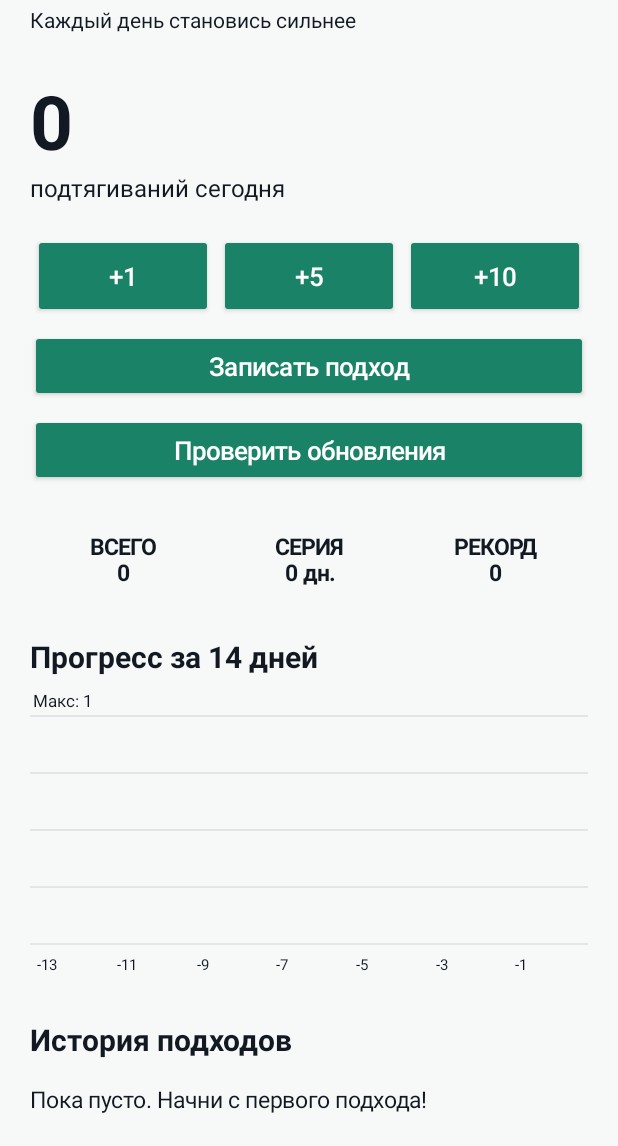
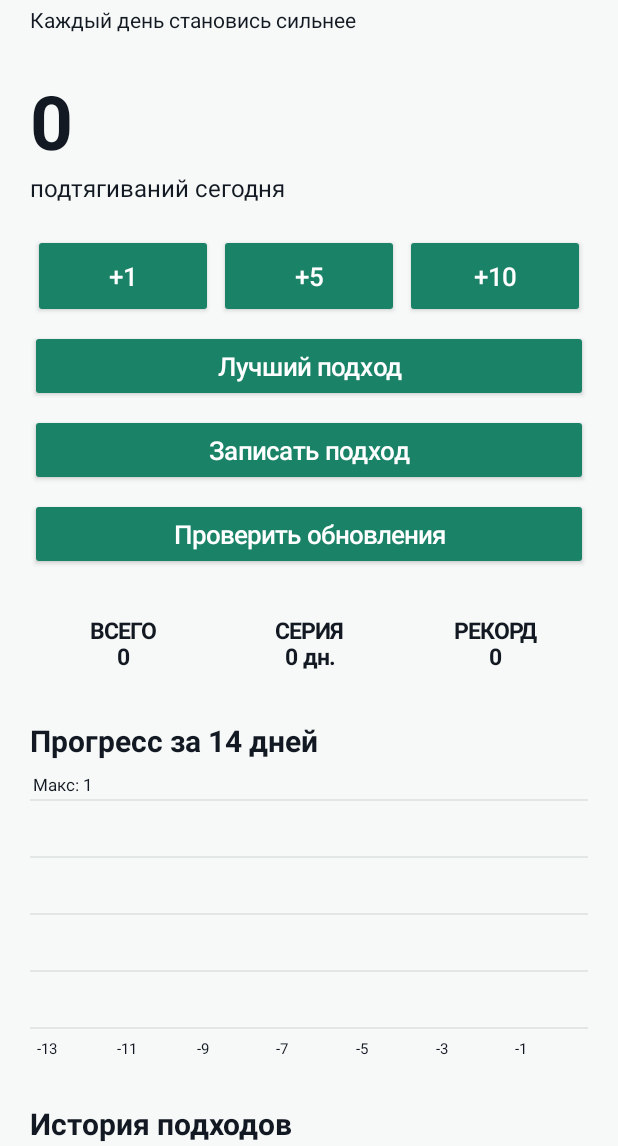
Before and after one commit to vladislavliub-stack/Turnik-Android, an Android app: the screen it shows after launch (MainActivity), on a phone screen of 412 x 824 dp, the part 90-1236 px from its top. Run offline under Robolectric (Android 15) with nearby library versions, the phone set to English and light mode, and no system bars.

Commit message:
Add best single set button with count and date

```diff
--- a/app/src/main/java/com/turnik/app/MainActivity.java
+++ b/app/src/main/java/com/turnik/app/MainActivity.java
@@ -29,11 +29,13 @@ public class MainActivity extends Activity {
         add(root,text("ТУРНИК  💪",27,true),0);add(root,text("Каждый день становись сильнее",14,false),3);
         todayText=text("",50,true);add(root,todayText,24);add(root,text("подтягиваний сегодня",16,false),0);
         LinearLayout actions=new LinearLayout(this);actions.setOrientation(0);for(int n:new int[]{1,5,10}){Button b=button("+"+n);LinearLayout.LayoutParams p=new LinearLayout.LayoutParams(0,dp(56),1);p.setMargins(dp(2),0,dp(2),0);actions.addView(b,p);b.setOnClickListener(v->record(n));}add(root,actions,20);
+        Button bestSet=button("Лучший подход");add(root,bestSet,8);bestSet.setOnClickListener(v->showBestSet());
         Button custom=button("Записать подход");add(root,custom,8);custom.setOnClickListener(v->askCount());Button update=button("Проверить обновления");add(root,update,8);update.setOnClickListener(v->new Updates(this).check(true));
         LinearLayout stats=new LinearLayout(this);stats.setOrientation(0);totalText=text("",15,true);streakText=text("",15,true);recordText=text("",15,true);for(TextView t:new TextView[]{totalText,streakText,recordText}){t.setGravity(Gravity.CENTER);stats.addView(t,new LinearLayout.LayoutParams(0,dp(66),1));}add(root,stats,16);
         add(root,text("Прогресс за 14 дней",20,true),18);graph=new Graph(this);add(root,graph,8);
         add(root,text("История подходов",20,true),20);history=column();add(root,history,8);
         Button export=button("Поделиться резервной копией");add(root,export,22);export.setOnClickListener(v->exportData());refresh();}
+    void showBestSet(){int best=0;String bestDay=null;for(String day:log.keySet()){for(int count:log.get(day)){if(count>best){best=count;bestDay=day;}}}String message=bestDay==null?"Пока нет записанных подходов.":"Подтягиваний за один подход: "+best+"\nДата: "+bestDay;new AlertDialog.Builder(this).setTitle("Лучший подход").setMessage(message).setPositiveButton("Закрыть",null).show();}
     void askCount(){EditText e=new EditText(this);e.setInputType(2);e.setHint("Например, 8");new AlertDialog.Builder(this).setTitle("Сколько подтягиваний?").setView(e).setNegativeButton("Отмена",null).setPositiveButton("Добавить",(d,w)->{try{int n=Integer.parseInt(e.getText().toString());if(n>0&&n<=1000)record(n);else Toast.makeText(this,"Введите число от 1 до 1000",Toast.LENGTH_SHORT).show();}catch(Exception ex){Toast.makeText(this,"Введите число",Toast.LENGTH_SHORT).show();}}).show();}
     void record(int n){if(!log.containsKey(today()))log.put(today(),new ArrayList<>());log.get(today()).add(n);save();refresh();}
     void remove(String day,int idx){ArrayList<Integer> a=log.get(day);if(a==null||idx>=a.size())return;a.remove(idx);if(a.isEmpty())log.remove(day);save();refresh();}
```
